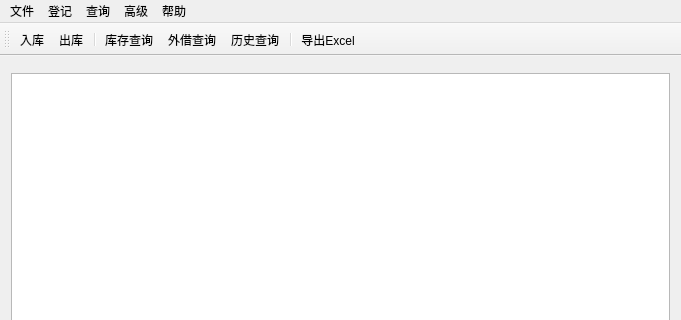
Above: MissStock/missstock.ui from leoxiaofei/missstock before the change; both pictures show x 0 to 681 and y 0 to 320 of the 681 by 510 pixel window. Below: the same form after it.
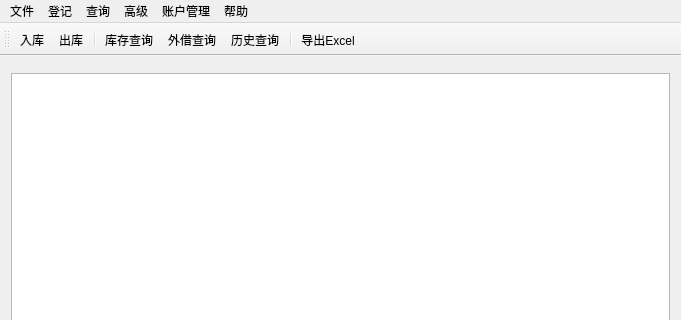
That is the form after the change. Icons and pictures are not drawn.

```diff
--- a/MissStock/missstock.ui
+++ b/MissStock/missstock.ui
@@ -75,18 +75,25 @@
     </property>
     <addaction name="actionExportExcel"/>
    </widget>
-   <widget class="QMenu" name="menu">
+   <widget class="QMenu" name="menuAdvance">
     <property name="title">
      <string>高级</string>
     </property>
     <addaction name="actionModifyInfo"/>
     <addaction name="actionModifyShelf"/>
-    <addaction name="action_2"/>
+    <addaction name="actionDeleteRecord"/>
+   </widget>
+   <widget class="QMenu" name="menuUserManager">
+    <property name="title">
+     <string>账户管理</string>
+    </property>
+    <addaction name="actionModifyUserPass"/>
    </widget>
    <addaction name="menuFile"/>
    <addaction name="menuBook"/>
    <addaction name="menuQuery"/>
-   <addaction name="menu"/>
+   <addaction name="menuAdvance"/>
+   <addaction name="menuUserManager"/>
    <addaction name="menuHelp"/>
   </widget>
   <widget class="QToolBar" name="mainToolBar">
```
Left out of the diff: 59 changed lines with no effect on the pictures.
